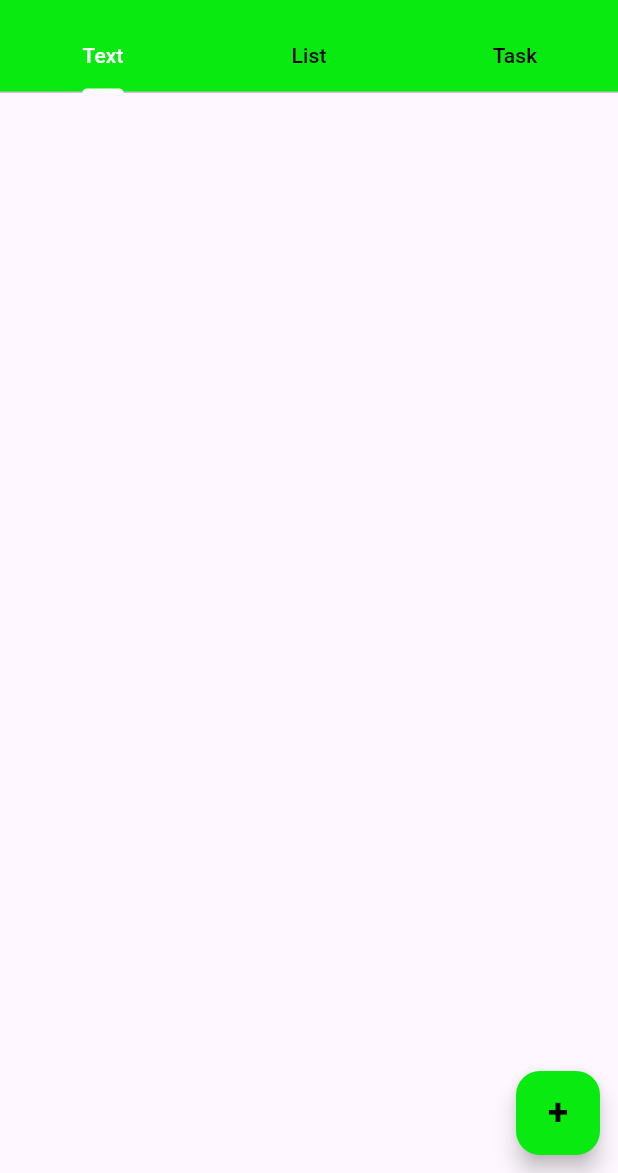
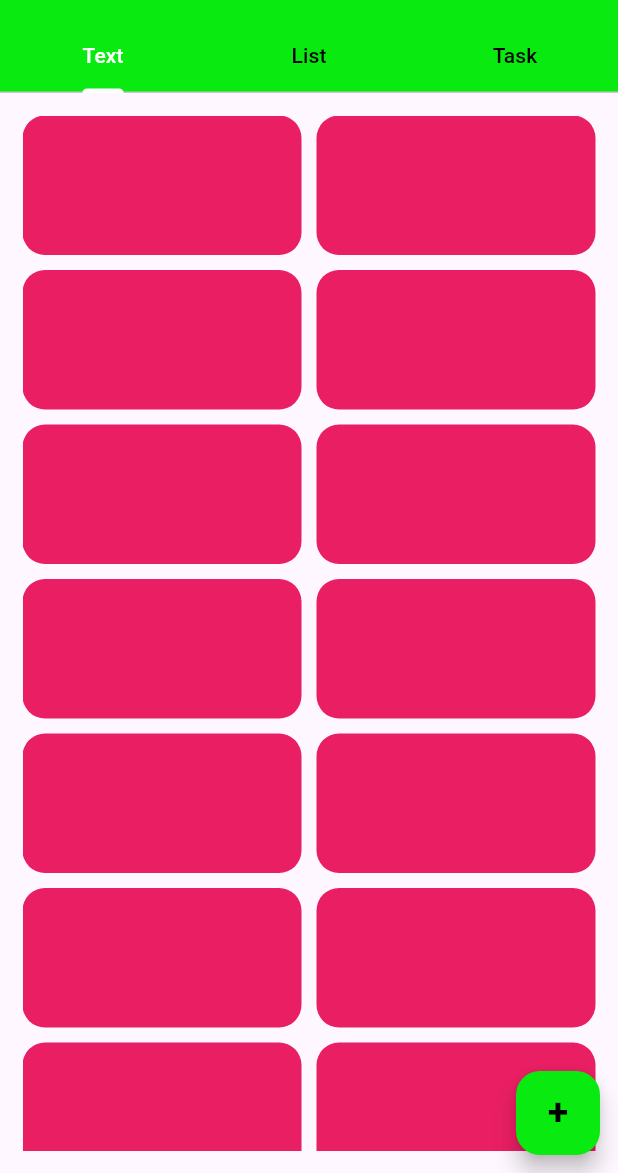
Before and after one commit to princejs446/Main-Project-1, a Flutter app: the screen it shows after launch, on a phone screen of 412 x 824 dp, the part 63-1236 px from its top. Run offline on Flutter 3.47's test engine with Material 3 defaults, Android fonts, the phone set to English and light mode, and no system bars; our stand-ins replace appwrite.

Commit message:
main project

```diff
--- /dev/null
+++ b/lib/Textscreen_grid.dart
@@ -0,0 +1,41 @@
+import 'package:flutter/material.dart';
+
+class Textscreen_grid extends StatefulWidget{
+  @override
+  State<Textscreen_grid> createState()=> _Textscreen_gridState();
+}
+
+class _Textscreen_gridState  extends State<Textscreen_grid>{
+  @override
+  Widget build(BuildContext context){
+    return Scaffold(
+      body: Center(
+        child: Padding(padding:
+      EdgeInsets.all(15.0),
+      child: GridView.builder(gridDelegate: SliverGridDelegateWithFixedCrossAxisCount(crossAxisCount: 2,crossAxisSpacing: 10,mainAxisSpacing: 10,childAspectRatio: 2),
+
+       itemBuilder: (context,index){
+      return Container(
+        height: 100,
+        decoration: BoxDecoration(
+          borderRadius: BorderRadius.circular(15),
+          color: Colors.pink,
+
+        ),
+        child: Padding(padding: EdgeInsets.all(15.0),
+        child: Column(
+          mainAxisAlignment: MainAxisAlignment.start,
+          crossAxisAlignment: CrossAxisAlignment.start,
+          children: [
+            Text(""),
+            Text(""),
+          ],
+        ),
+        ),
+      );
+       }),
+      ),
+      ),
+    );
+  }
+}
--- a/lib/homescreen.dart
+++ b/lib/homescreen.dart
@@ -1,7 +1,10 @@
 import 'package:flutter/material.dart';
 import 'package:main_project1/ListScreen.dart';
+import 'package:main_project1/Listscreen_grid.dart';
 import 'package:main_project1/TaskScreen.dart';
+import 'package:main_project1/Taskscreen_grid.dart';
 import 'package:main_project1/TextScreen.dart';
+import 'package:main_project1/Textscreen_grid.dart';
 import 'package:main_project1/appwriteservice.dart';
 
 class Homescreen extends StatefulWidget {
@@ -56,8 +59,9 @@ class _HomescreenState extends State<Homescreen> {
           children: [
             TabBarView(
               children: [
-                // Text Tab
-
+              Textscreen_grid(),
+              TaskScreen_grid(),
+              ListScreen_grid(),
               ],
             ),
             if (!isFABVisible)
```
Also changed, not shown: lib/Listscreen_grid.dart (added, +42 -0 lines), lib/Taskscreen_grid.dart (added, +41 -0 lines).
